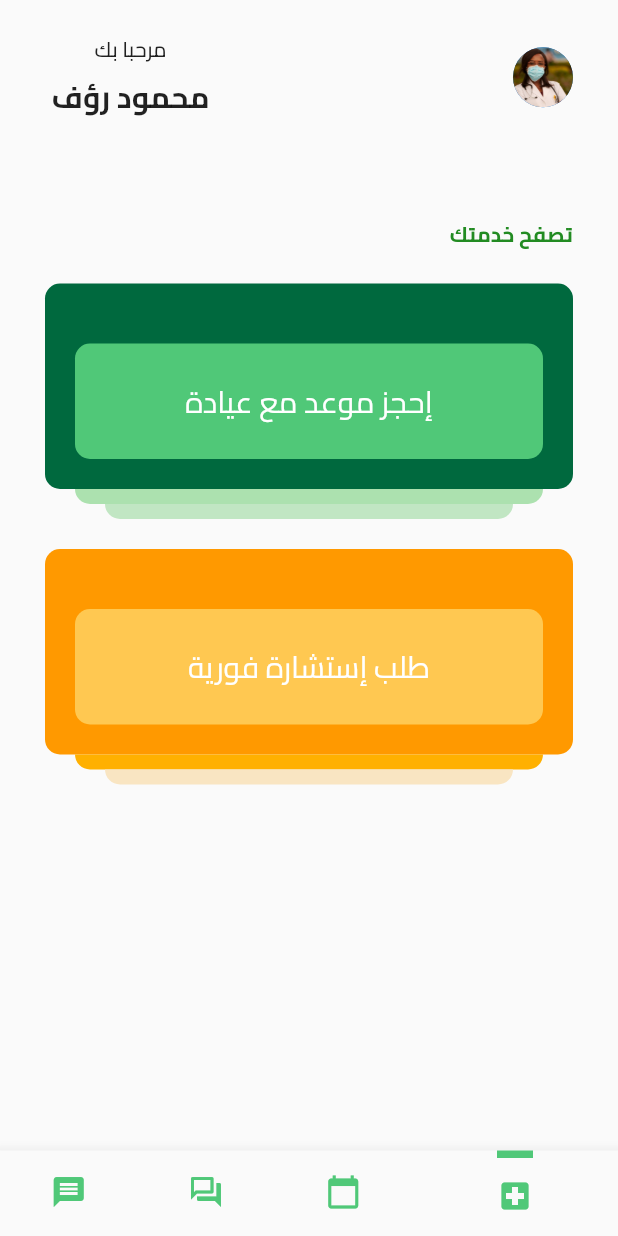
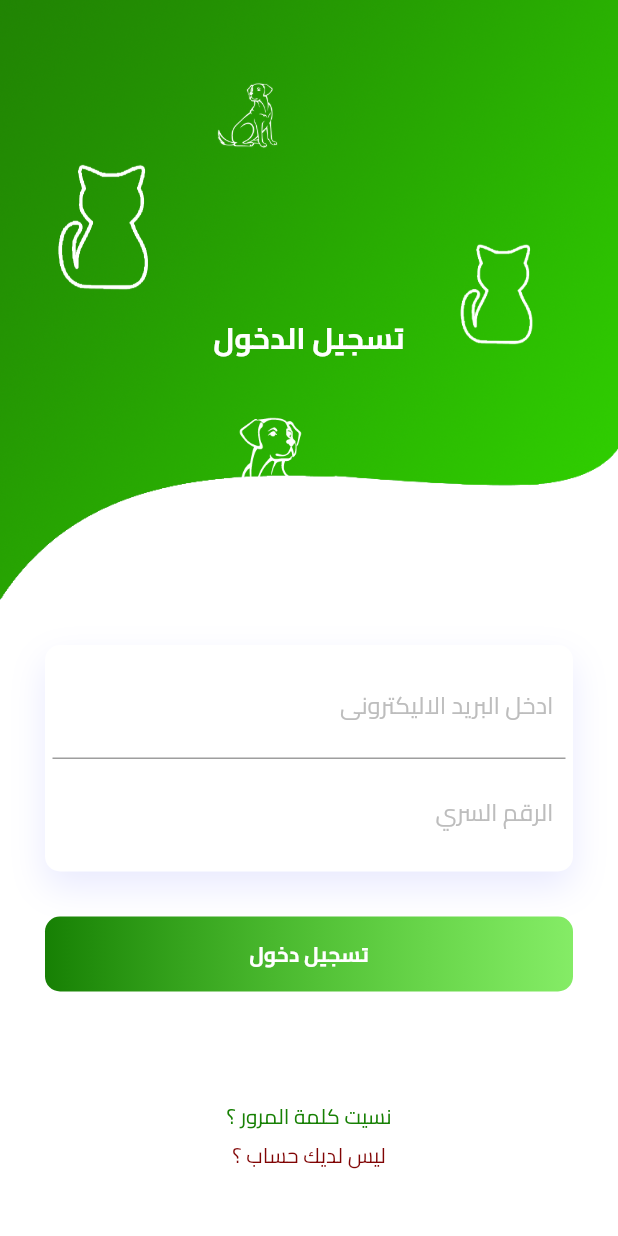
Before and after one commit to Mahmoud-Raouf/tarahm, a Flutter app: the screen it shows after launch, on a phone screen of 412 x 824 dp. Run offline on Flutter 3.47's test engine with Material 2 defaults, Android fonts, the phone set to English and light mode, and no system bars; our stand-ins replace cloud_firestore, firebase_auth, firebase_core, flutter_map, latlong2; accounts and stored records are empty.

Commit message:
New Auth

```diff
--- /dev/null
+++ b/lib/auth/auth.dart
@@ -0,0 +1,23 @@
+import 'package:flutter/material.dart';
+import 'package:medicare/screens/home.dart';
+import 'package:medicare/screens/loginScreen.dart';
+import 'package:firebase_auth/firebase_auth.dart';
+
+class Auth extends StatelessWidget {
+  const Auth();
+
+  @override
+  Widget build(BuildContext context) {
+    return Scaffold(
+        body: StreamBuilder<User?>(
+      stream: FirebaseAuth.instance.authStateChanges(),
+      builder: ((context, snapshot) {
+        if (snapshot.hasData) {
+          return Home();
+        } else {
+          return loginScreen();
+        }
+      }),
+    ));
+  }
+}
--- a/lib/main.dart
+++ b/lib/main.dart
@@ -1,8 +1,12 @@
 import 'package:flutter/material.dart';
-import 'package:medicare/routes/router.dart';
+import 'package:medicare/auth/auth.dart';
 import 'package:medicare/utils/textscale.dart';
+import 'package:firebase_core/firebase_core.dart';
 
-void main() {
+void main() async {
+  WidgetsFlutterBinding.ensureInitialized();
+  await Firebase.initializeApp();
+
   runApp(const MyApp());
 }
 
@@ -17,8 +21,7 @@ class MyApp extends StatelessWidget {
       theme: ThemeData(
         fontFamily: "Cairo",
       ),
-      initialRoute: '/',
-      routes: routes,
+      home: Auth(),
     );
   }
 }
--- /dev/null
+++ b/lib/screens/loginScreen.dart
@@ -0,0 +1,212 @@
+import 'package:flutter/material.dart';
+import 'package:medicare/screens/signUp.dart';
+import 'package:firebase_auth/firebase_auth.dart';
+
+class loginScreen extends StatefulWidget {
+  @override
+  State<loginScreen> createState() => _loginScreenState();
+}
+
+class _loginScreenState extends State<loginScreen> {
+  final _emailController = TextEditingController();
+  final _passwordController = TextEditingController();
+
+  Future signIn() async {
+    await FirebaseAuth.instance.signInWithEmailAndPassword(
+        email: _emailController.text.trim(),
+        password: _passwordController.text.trim());
+  }
+
+  @override
+  void dispose() {
+    _emailController.dispose();
+    _passwordController.dispose();
+    super.dispose();
+  }
+
+  @override
+  Widget build(BuildContext context) {
+    return Scaffold(
+        backgroundColor: Colors.white,
+        body: SingleChildScrollView(
+          child: Container(
+            child: Column(
+              children: <Widget>[
+                Container(
+                  height: 400,
+                  decoration: BoxDecoration(
+                      image: DecorationImage(
+                          image: AssetImage('assets/images/background.png'),
+                          fit: BoxFit.fill)),
+                  child: Stack(
+                    children: <Widget>[
+                      Positioned(
+                        top: 50,
+                        left: 20,
+                        width: 100,
+                        height: 200,
+                        child: Container(
+                          decoration: BoxDecoration(
+                              image: DecorationImage(
+                                  image: AssetImage('assets/images/cat.png'))),
+                        ),
+                      ),
+                      Positioned(
+                        bottom: 0,
+                        left: 140,
+                        width: 120,
+                        height: 150,
+                        child: Container(
+                          decoration: BoxDecoration(
+                              image: DecorationImage(
+                                  image: AssetImage(
+                                      "assets/images/dog_rotate.png"))),
+                        ),
+                      ),
+                      Positioned(
+                        left: 140,
+                        width: 50,
+                        height: 150,
+                        child: Container(
+                          decoration: BoxDecoration(
+                              image: DecorationImage(
+                                  image: AssetImage("assets/images/dog.png"))),
+                        ),
+                      ),
+                      Positioned(
+                        right: 40,
+                        top: 120,
+                        width: 80,
+                        height: 150,
+                        child: Container(
+                          decoration: BoxDecoration(
+                              image: DecorationImage(
+                                  image: AssetImage('assets/images/cat.png'))),
+                        ),
+                      ),
+                      Positioned(
+                        child: Container(
+                          margin: EdgeInsets.only(top: 50),
+                          child: Center(
+                            child: Text(
+                              "تسجيل الدخول",
+                              style: TextStyle(
+                                  color: Colors.white,
+                                  fontSize: 20,
+                                  fontWeight: FontWeight.bold),
+                            ),
+                          ),
+                        ),
+                      )
+                    ],
+                  ),
+                ),
+                Padding(
+                  padding: EdgeInsets.all(30.0),
+                  child: Column(
+                    children: <Widget>[
+                      Container(
+                        padding: EdgeInsets.all(5),
+                        decoration: BoxDecoration(
+                            color: Colors.white,
+                            borderRadius: BorderRadius.circular(10),
+                            boxShadow: const [
+                              BoxShadow(
+                                  color: Color.fromRGBO(143, 148, 251, .2),
+                                  blurRadius: 20.0,
+                                  offset: Offset(0, 10))
+                            ]),
+                        child: Column(
+                          children: <Widget>[
+                            Container(
+                              padding: EdgeInsets.all(8.0),
+                              decoration: BoxDecoration(
+                                  border: Border(
+                                      bottom: BorderSide(color: Colors.grey))),
+                              child: TextField(
+                                controller: _emailController,
+                                textAlign: TextAlign.right,
+                                decoration: InputDecoration(
+                                    border: InputBorder.none,
+                                    hintText: "ادخل البريد الاليكترونى",
+                                    hintStyle:
+                                        TextStyle(color: Colors.grey[400])),
+                              ),
+                            ),
+                            Container(
+                              padding: EdgeInsets.all(8.0),
+                              child: TextField(
+                                controller: _passwordController,
+                                textAlign: TextAlign.right,
+                                decoration: InputDecoration(
+                                    border: InputBorder.none,
+                                    hintText: "الرقم السري",
+                                    hintStyle:
+                                        TextStyle(color: Colors.grey[400])),
+                              ),
+                            )
+                          ],
+                        ),
+                      ),
+                      SizedBox(
+                        height: 30,
+                      ),
+                      GestureDetector(
+                        onTap: signIn,
+                        child: Container(
+                          height: 50,
+                          decoration: BoxDecoration(
+                              borderRadius: BorderRadius.circular(10),
+                              gradient: LinearGradient(colors: const [
+                                Color.fromRGBO(23, 128, 4, 1),
+                                Color.fromRGBO(51, 223, 0, .6),
+                              ])),
+                          child: Center(
+                            child: Text(
+                              "تسجيل دخول",
+                              style: TextStyle(
+                                  color: Colors.white,
+                                  fontWeight: FontWeight.bold),
+                            ),
+                          ),
+                        ),
+                      ),
+                      SizedBox(
+                        height: 70,
+                      ),
+                      InkWell(
+                        onTap: () {
+                          Navigator.push(
+                            context,
+                            MaterialPageRoute(
+                                builder: (context) => SignUpScreen()),
+                          );
+                        },
+                        child: Text(
+                          "نسيت كلمة المرور ؟",
+                          style:
+                              TextStyle(color: Color.fromRGBO(23, 128, 4, 1)),
+                        ),
+                      ),
+                      InkWell(
+                        onTap: () {
+                          Navigator.push(
+                            context,
+                            MaterialPageRoute(
+                                builder: (context) => SignUpScreen()),
+                          );
+                        },
+                        child: Text(
+                          "ليس لديك حساب ؟",
+                          style: TextStyle(color: Color.fromRGBO(128, 4, 4, 1)),
+                        ),
+                      ),
+                    ],
+                  ),
+                )
+              ],
+            ),
+          ),
+        ));
+  }
+}
--- a/lib/tabs/HomeTab.dart
+++ b/lib/tabs/HomeTab.dart
@@ -1,3 +1,4 @@
+import 'package:firebase_auth/firebase_auth.dart';
 import 'package:flutter/material.dart';
 import 'package:medicare/styles/colors.dart';
 import 'package:medicare/styles/styles.dart';
@@ -406,11 +407,17 @@ class CategoryIcon extends StatelessWidget {
 //   }
 // }
 
-class UserIntro extends StatelessWidget {
+class UserIntro extends StatefulWidget {
   const UserIntro({
     Key? key,
   }) : super(key: key);
 
+  @override
+  State<UserIntro> createState() => _UserIntroState();
+}
+
+class _UserIntroState extends State<UserIntro> {
+  final user = FirebaseAuth.instance.currentUser!;
   @override
   Widget build(BuildContext context) {
     return Row(
@@ -426,14 +433,14 @@ class UserIntro extends StatelessWidget {
         ),
         Column(
           crossAxisAlignment: CrossAxisAlignment.center,
-          children: const [
+          children: [
             Text(
               'مرحبا بك',
               style: TextStyle(fontWeight: FontWeight.w500),
               textAlign: TextAlign.center,
             ),
             Text(
-              ' محمود رؤف ',
+              user.email!,
               style: TextStyle(fontWeight: FontWeight.bold, fontSize: 20),
             ),
           ],
--- a/pubspec.yaml
+++ b/pubspec.yaml
@@ -10,6 +10,11 @@ dependencies:
   flutter:
     sdk: flutter
   flutter_map: ^0.14.0
+  hexcolor: ^2.0.1
+  firebase_core: ^2.3.0
+  firebase_auth: ^4.3.0
+  firebase_core_platform_interface: ^4.5.3
+  cloud_firestore: ^4.4.5
 
 
 
@@ -25,6 +30,7 @@ flutter:
   uses-material-design: true
   assets:
     - assets/
+    - assets/images/
     - assets/doctors/
     - assets/clinics/
     - assets/admin/
```
Also changed, not shown: lib/screens/NavBar.dart (+19 -2 lines), lib/screens/signUp.dart (added, +255 -0 lines), lib/tabs/clinics/admin_clinics_requests.dart (+27 -0 lines), assets/images/background.png (added), assets/images/cat.png (added), assets/images/dog.png (added), assets/images/dog_rotate.png (added), imageDetails/Tarahm.jpg (added), imageDetails/firebasepassword.jpg (added), pubspec.lock, 4 other files.
